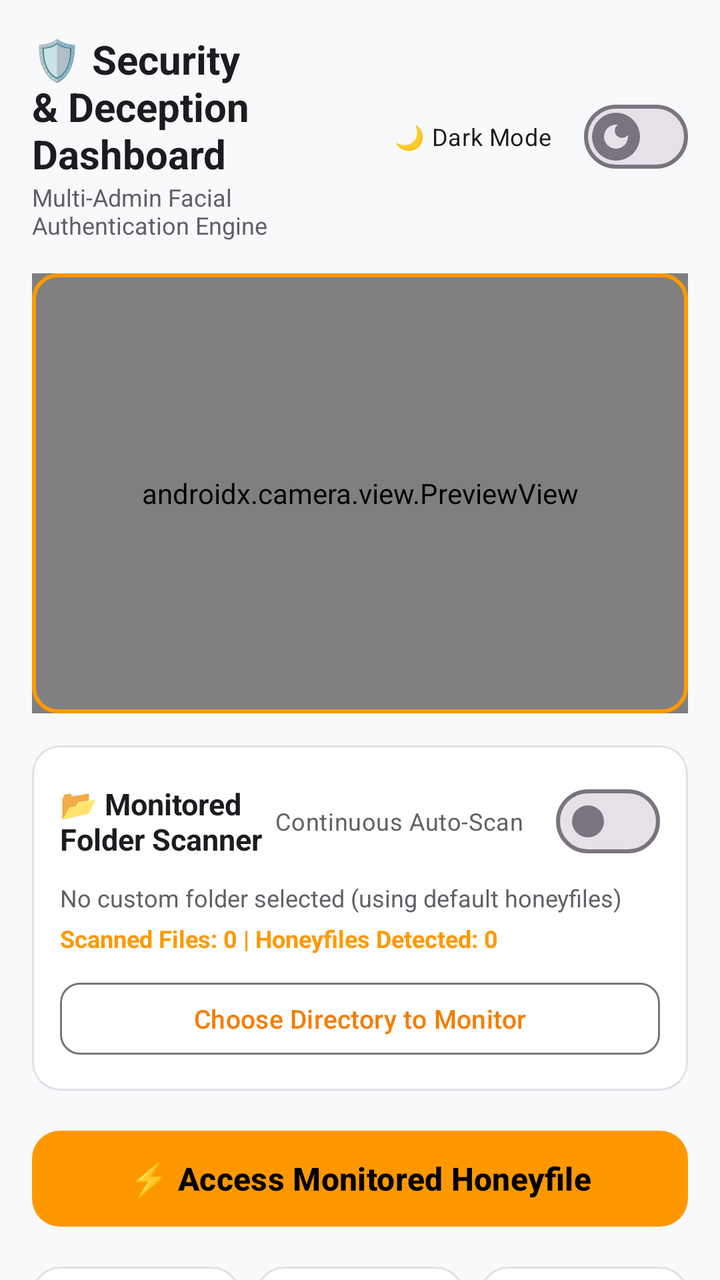
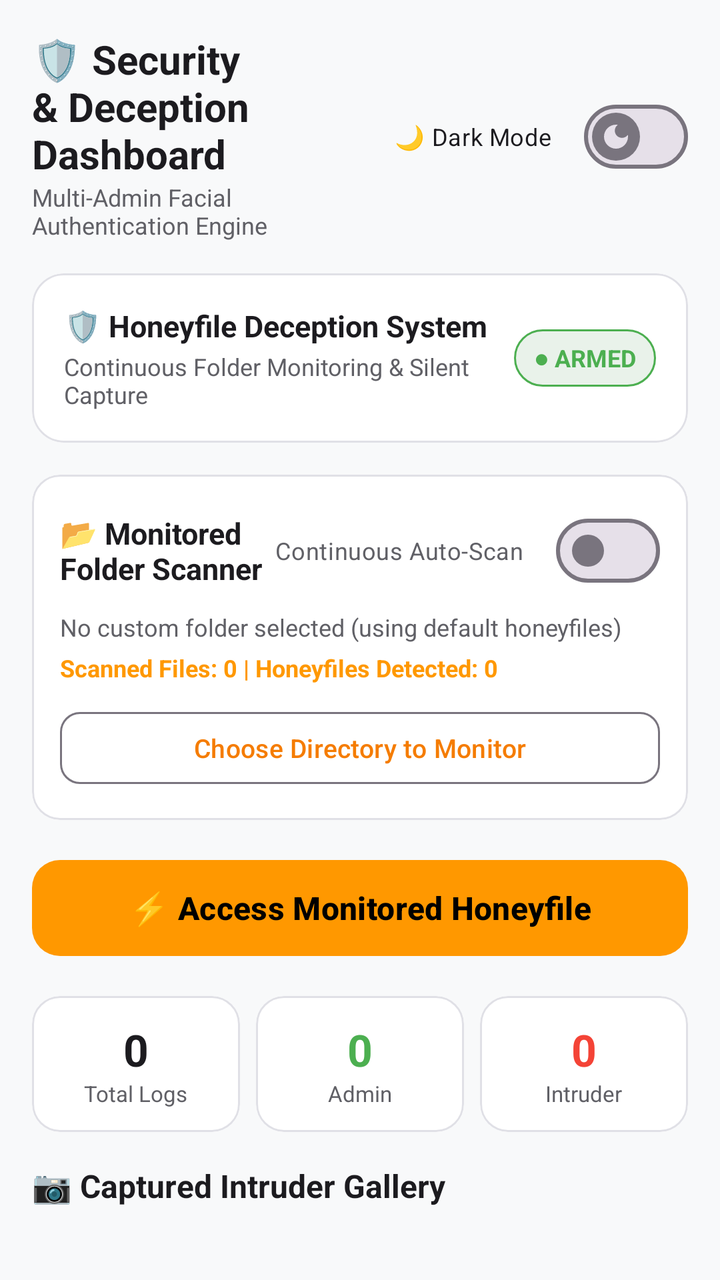

The first picture is an Android layout as it rendered before a commit; the second is the same layout after the commit. The layout source and the unified diff follow.
<!-- AndroidManifest.xml: activity theme Theme.HoneyfileSecurity -->
<!-- res/layout/activity_main.xml -->
<?xml version="1.0" encoding="utf-8"?>
<androidx.core.widget.NestedScrollView xmlns:android="http://schemas.android.com/apk/res/android"
    xmlns:app="http://schemas.android.com/apk/res-auto"
    android:layout_width="match_parent"
    android:layout_height="match_parent"
    android:background="?attr/appBackgroundColor"
    android:fillViewport="true">

    <LinearLayout
        android:layout_width="match_parent"
        android:layout_height="wrap_content"
        android:orientation="vertical"
        android:padding="16dp">

        
        <LinearLayout
            android:layout_width="match_parent"
            android:layout_height="wrap_content"
            android:orientation="horizontal"
            android:gravity="center_vertical"
            android:layout_marginBottom="16dp">

            <LinearLayout
                android:layout_width="0dp"
                android:layout_height="wrap_content"
                android:layout_weight="1"
                android:orientation="vertical">

                <TextView
                    android:layout_width="wrap_content"
                    android:layout_height="wrap_content"
                    android:text="@string/dashboard_title"
                    android:textColor="?attr/appTextColorPrimary"
                    android:textSize="20sp"
                    android:textStyle="bold" />

                <TextView
                    android:layout_width="wrap_content"
                    android:layout_height="wrap_content"
                    android:text="@string/dashboard_subtitle"
                    android:textColor="?attr/appTextColorSecondary"
                    android:textSize="12sp" />

            </LinearLayout>

            <com.google.android.material.materialswitch.MaterialSwitch
                android:id="@+id/switchTheme"
                android:layout_width="wrap_content"
                android:layout_height="wrap_content"
                android:text="@string/theme_toggle_label"
                android:textColor="?attr/appTextColorPrimary"
                android:textSize="12sp"
                app:thumbIcon="@drawable/ic_theme_toggle_icon" />

        </LinearLayout>

        
        <FrameLayout
            android:layout_width="match_parent"
            android:layout_height="220dp"
            android:layout_marginBottom="16dp">

            <androidx.camera.view.PreviewView
                android:id="@+id/previewView"
                android:layout_width="match_parent"
                android:layout_height="match_parent" />

            <View
                android:layout_width="match_parent"
                android:layout_height="match_parent"
                android:background="@drawable/camera_overlay_border" />
        </FrameLayout>

        
        <com.google.android.material.card.MaterialCardView
            android:layout_width="match_parent"
            android:layout_height="wrap_content"
            android:layout_marginBottom="16dp"
            app:cardBackgroundColor="?attr/appCardColor"
            app:cardCornerRadius="14dp"
            app:strokeColor="?attr/appCardStrokeColor"
            app:strokeWidth="1dp">

            <LinearLayout
                android:layout_width="match_parent"
                android:layout_height="wrap_content"
                android:orientation="vertical"
                android:padding="14dp">

                <LinearLayout
                    android:layout_width="match_parent"
                    android:layout_height="wrap_content"
                    android:orientation="horizontal"
                    android:gravity="center_vertical">

                    <TextView
                        android:layout_width="0dp"
                        android:layout_height="wrap_content"
                        android:layout_weight="1"
                        android:text="@string/folder_scanner_title"
                        android:textColor="?attr/appTextColorPrimary"
                        android:textSize="15sp"
                        android:textStyle="bold" />

                    <com.google.android.material.materialswitch.MaterialSwitch
                        android:id="@+id/switchAutoScan"
                        android:layout_width="wrap_content"
                        android:layout_height="wrap_content"
                        android:text="@string/auto_scan_label"
                        android:textColor="?attr/appTextColorSecondary"
                        android:textSize="12sp" />
                </LinearLayout>

                <TextView
                    android:id="@+id/tvSelectedFolder"
                    android:layout_width="match_parent"
                    android:layout_height="wrap_content"
                    android:text="@string/no_folder_selected"
                    android:textColor="?attr/appTextColorSecondary"
                    android:textSize="12sp"
                    android:layout_marginTop="6dp"
                    android:ellipsize="middle"
                    android:singleLine="true" />

                <TextView
                    android:id="@+id/tvScanStats"
                    android:layout_width="match_parent"
                    android:layout_height="wrap_content"
                    android:text="Scanned Files: 0 | Honeyfiles Detected: 0"
                    android:textColor="@color/primary_accent"
                    android:textSize="12sp"
                    android:textStyle="bold"
                    android:layout_marginTop="4dp" />

                <com.google.android.material.button.MaterialButton
                    android:id="@+id/btnSelectFolder"
                    style="@style/Widget.Material3.Button.OutlinedButton"
                    android:layout_width="match_parent"
                    android:layout_height="44dp"
                    android:text="@string/btn_select_folder"
                    android:textSize="13sp"
                    android:layout_marginTop="10dp"
                    app:cornerRadius="10dp" />

            </LinearLayout>
        </com.google.android.material.card.MaterialCardView>

        
        <com.google.android.material.button.MaterialButton
            android:id="@+id/btnTrigger"
            android:layout_width="match_parent"
            android:layout_height="56dp"
            android:text="@string/trigger_button_text"
            android:textColor="@color/black"
            android:textSize="16sp"
            android:textStyle="bold"
            app:backgroundTint="@color/primary_accent"
            app:cornerRadius="14dp"
            android:layout_marginBottom="16dp" />

        
        <LinearLayout
            android:layout_width="match_parent"
            android:layout_height="wrap_content"
            android:orientation="horizontal"
            android:layout_marginBottom="16dp">

            <com.google.android.material.card.MaterialCardView
                android:layout_width="0dp"
                android:layout_height="wrap_content"
                android:layout_weight="1"
                android:layout_marginEnd="4dp"
                app:cardBackgroundColor="?attr/appCardColor"
                app:cardCornerRadius="14dp"
                app:strokeColor="?attr/appCardStrokeColor"
                app:strokeWidth="1dp">
                <LinearLayout
                    android:layout_width="match_parent"
                    android:layout_height="wrap_content"
                    android:orientation="vertical"
                    android:padding="12dp"
                    android:gravity="center">
                    <TextView
                        android:id="@+id/tvTotalLogs"
                        android:layout_width="wrap_content"
                        android:layout_height="wrap_content"
                        android:text="0"
                        android:textColor="?attr/appTextColorPrimary"
                        android:textSize="22sp"
                        android:textStyle="bold" />
                    <TextView
                        android:layout_width="wrap_content"
                        android:layout_height="wrap_content"
                        android:text="Total Logs"
                        android:textColor="?attr/appTextColorSecondary"
                        android:textSize="11sp" />
                </LinearLayout>
            </com.google.android.material.card.MaterialCardView>

            <com.google.android.material.card.MaterialCardView
                android:layout_width="0dp"
                android:layout_height="wrap_content"
                android:layout_weight="1"
                android:layout_marginHorizontal="4dp"
                app:cardBackgroundColor="?attr/appCardColor"
                app:cardCornerRadius="14dp"
                app:strokeColor="?attr/appCardStrokeColor"
                app:strokeWidth="1dp">
                <LinearLayout
                    android:layout_width="match_parent"
                    android:layout_height="wrap_content"
                    android:orientation="vertical"
                    android:padding="12dp"
                    android:gravity="center">
                    <TextView
                        android:id="@+id/tvAdminCount"
                        android:layout_width="wrap_content"
                        android:layout_height="wrap_content"
                        android:text="0"
                        android:textColor="@color/success_green"
                        android:textSize="22sp"
                        android:textStyle="bold" />
                    <TextView
                        android:layout_width="wrap_content"
                        android:layout_height="wrap_content"
                        android:text="Admin"
                        android:textColor="?attr/appTextColorSecondary"
                        android:textSize="11sp" />
                </LinearLayout>
            </com.google.android.material.card.MaterialCardView>

            <com.google.android.material.card.MaterialCardView
                android:layout_width="0dp"
                android:layout_height="wrap_content"
                android:layout_weight="1"
                android:layout_marginStart="4dp"
                app:cardBackgroundColor="?attr/appCardColor"
                app:cardCornerRadius="14dp"
                app:strokeColor="?attr/appCardStrokeColor"
                app:strokeWidth="1dp">
                <LinearLayout
                    android:layout_width="match_parent"
                    android:layout_height="wrap_content"
                    android:orientation="vertical"
                    android:padding="12dp"
                    android:gravity="center">
                    <TextView
                        android:id="@+id/tvIntruderCount"
                        android:layout_width="wrap_content"
                        android:layout_height="wrap_content"
                        android:text="0"
                        android:textColor="@color/alert_red"
                        android:textSize="22sp"
                        android:textStyle="bold" />
                    <TextView
                        android:layout_width="wrap_content"
                        android:layout_height="wrap_content"
                        android:text="Intruder"
                        android:textColor="?attr/appTextColorSecondary"
                        android:textSize="11sp" />
                </LinearLayout>
            </com.google.android.material.card.MaterialCardView>

        </LinearLayout>

        
        <TextView
            android:layout_width="wrap_content"
            android:layout_height="wrap_content"
            android:text="@string/gallery_section_title"
            android:textColor="?attr/appTextColorPrimary"
            android:textSize="16sp"
            android:textStyle="bold"
            android:layout_marginBottom="8dp" />

        <androidx.recyclerview.widget.RecyclerView
            android:id="@+id/rvGallery"
            android:layout_width="match_parent"
            android:layout_height="110dp"
            android:orientation="horizontal"
            android:layout_marginBottom="16dp" />

        
        <TextView
            android:layout_width="wrap_content"
            android:layout_height="wrap_content"
            android:text="@string/logs_section_title"
            android:textColor="?attr/appTextColorPrimary"
            android:textSize="16sp"
            android:textStyle="bold"
            android:layout_marginBottom="8dp" />

        <androidx.recyclerview.widget.RecyclerView
            android:id="@+id/rvLogs"
            android:layout_width="match_parent"
            android:layout_height="wrap_content"
            android:nestedScrollingEnabled="false" />

    </LinearLayout>

</androidx.core.widget.NestedScrollView>
<!-- resources referenced by this layout -->
<resources>
  <color name="alert_red">#F44336</color>
  <color name="black">#FF000000</color>
  <color name="primary_accent">#FF9800</color>
  <color name="success_green">#4CAF50</color>
  <!-- drawable camera_overlay_border (drawable) -->
  <?xml version="1.0" encoding="utf-8"?>
  <shape xmlns:android="http://schemas.android.com/apk/res/android"
      android:shape="rectangle">
      <stroke android:width="2dp" android:color="@color/primary_accent" />
      <corners android:radius="12dp" />
  </shape>
  <!-- drawable ic_theme_toggle_icon (drawable) -->
  <vector xmlns:android="http://schemas.android.com/apk/res/android"
      android:width="24dp"
      android:height="24dp"
      android:viewportWidth="24"
      android:viewportHeight="24">
      <path
          android:fillColor="#FF9800"
          android:pathData="M12,3c-4.97,0 -9,4.03 -9,9s4.03,9 9,9 9,-4.03 9,-9c0,-0.46 -0.04,-0.92 -0.1,-1.36 -0.98,1.37 -2.58,2.26 -4.4,2.26 -2.98,0 -5.4,-2.42 -5.4,-5.4 0,-1.81 0.89,-3.42 2.26,-4.4C12.92,3.04 12.46,3 12,3z"/>
  </vector>
  <string name="auto_scan_label">Continuous Auto-Scan</string>
  <string name="btn_select_folder">Choose Directory to Monitor</string>
  <string name="dashboard_subtitle">Multi-Admin Facial Authentication Engine</string>
  <string name="dashboard_title">🛡️ Security &amp; Deception Dashboard</string>
  <string name="folder_scanner_title">📂 Monitored Folder Scanner</string>
  <string name="gallery_section_title">📷 Captured Intruder Gallery</string>
  <string name="logs_section_title">📜 Access Logs</string>
  <string name="no_folder_selected">No custom folder selected (using default honeyfiles)</string>
  <string name="theme_toggle_label">🌙 Dark Mode</string>
  <string name="trigger_button_text">⚡ Access Monitored Honeyfile</string>
  <style name="Theme.HoneyfileSecurity" parent="Theme.Material3.DayNight.NoActionBar">
          <item name="colorPrimary">@color/primary_accent_light</item>
          <item name="colorOnPrimary">@color/white</item>
          <item name="colorSecondary">@color/teal_700</item>
          <item name="android:statusBarColor">@color/light_bg</item>
          <item name="android:windowBackground">@color/light_bg</item>
  
          
          <item name="appBackgroundColor">@color/light_bg</item>
          <item name="appCardColor">@color/light_card_bg</item>
          <item name="appCardStrokeColor">@color/light_card_stroke</item>
          <item name="appTextColorPrimary">@color/light_text_primary</item>
          <item name="appTextColorSecondary">@color/light_text_secondary</item>
      </style>
  <color name="primary_accent_light">#F57C00</color>
  <color name="white">#FFFFFFFF</color>
  <color name="teal_700">#FF018786</color>
  <color name="light_bg">#F8F9FA</color>
  <color name="light_card_bg">#FFFFFF</color>
  <color name="light_card_stroke">#E0E0E6</color>
  <color name="light_text_primary">#1C1B1F</color>
  <color name="light_text_secondary">#606066</color>
</resources>

<!-- the commit's change to res/layout/activity_main.xml (unified diff, before → after) -->
@@ -55,21 +55,61 @@
         </LinearLayout>
 
         
-        <FrameLayout
-            android:layout_width="match_parent"
-            android:layout_height="220dp"
-            android:layout_marginBottom="16dp">
-
-            <androidx.camera.view.PreviewView
-                android:id="@+id/previewView"
+        <com.google.android.material.card.MaterialCardView
+            android:layout_width="match_parent"
+            android:layout_height="wrap_content"
+            android:layout_marginBottom="16dp"
+            app:cardBackgroundColor="?attr/appCardColor"
+            app:cardCornerRadius="16dp"
+            app:strokeColor="?attr/appCardStrokeColor"
+            app:strokeWidth="1dp">
+
+            <LinearLayout
                 android:layout_width="match_parent"
-                android:layout_height="match_parent" />
-
-            <View
-                android:layout_width="match_parent"
-                android:layout_height="match_parent"
-                android:background="@drawable/camera_overlay_border" />
-        </FrameLayout>
+                android:layout_height="wrap_content"
+                android:orientation="horizontal"
+                android:padding="16dp"
+                android:gravity="center_vertical">
+
+                <LinearLayout
+                    android:layout_width="0dp"
+                    android:layout_height="wrap_content"
+                    android:layout_weight="1"
+                    android:orientation="vertical">
+
+                    <TextView
+                        android:layout_width="wrap_content"
+                        android:layout_height="wrap_content"
+                        android:text="🛡️ Honeyfile Deception System"
+                        android:textColor="?attr/appTextColorPrimary"
+                        android:textSize="15sp"
+                        android:textStyle="bold" />
+
+                    <TextView
+                        android:id="@+id/tvSystemStatusDesc"
+                        android:layout_width="wrap_content"
+                        android:layout_height="wrap_content"
+                        android:text="Continuous Folder Monitoring &amp; Silent Capture"
+                        android:textColor="?attr/appTextColorSecondary"
+                        android:textSize="12sp"
+                        android:layout_marginTop="2dp" />
+
+                </LinearLayout>
+
+                <TextView
+                    android:id="@+id/tvProtectionBadge"
+                    android:layout_width="wrap_content"
+                    android:layout_height="wrap_content"
+                    android:text="● ARMED"
+                    android:textColor="@color/success_green"
+                    android:textSize="12sp"
+                    android:textStyle="bold"
+                    android:paddingHorizontal="10dp"
+                    android:paddingVertical="6dp"
+                    android:background="@drawable/badge_rounded_green" />
+
+            </LinearLayout>
+        </com.google.android.material.card.MaterialCardView>
 
         
         <com.google.android.material.card.MaterialCardView
<!-- resource entries referenced after the edit -->
@@ -4,12 +4,15 @@
   <color name="black">#FF000000</color>
   <color name="primary_accent">#FF9800</color>
   <color name="success_green">#4CAF50</color>
-  <!-- drawable camera_overlay_border (drawable) -->
+  <!-- drawable badge_rounded_green (drawable) -->
   <?xml version="1.0" encoding="utf-8"?>
   <shape xmlns:android="http://schemas.android.com/apk/res/android"
       android:shape="rectangle">
-      <stroke android:width="2dp" android:color="@color/primary_accent" />
-      <corners android:radius="12dp" />
+      <solid android:color="#1A2E7D32" />
+      <corners android:radius="20dp" />
+      <stroke
+          android:width="1dp"
+          android:color="#4CAF50" />
   </shape>
   <!-- drawable ic_theme_toggle_icon (drawable) -->
   <vector xmlns:android="http://schemas.android.com/apk/res/android"
